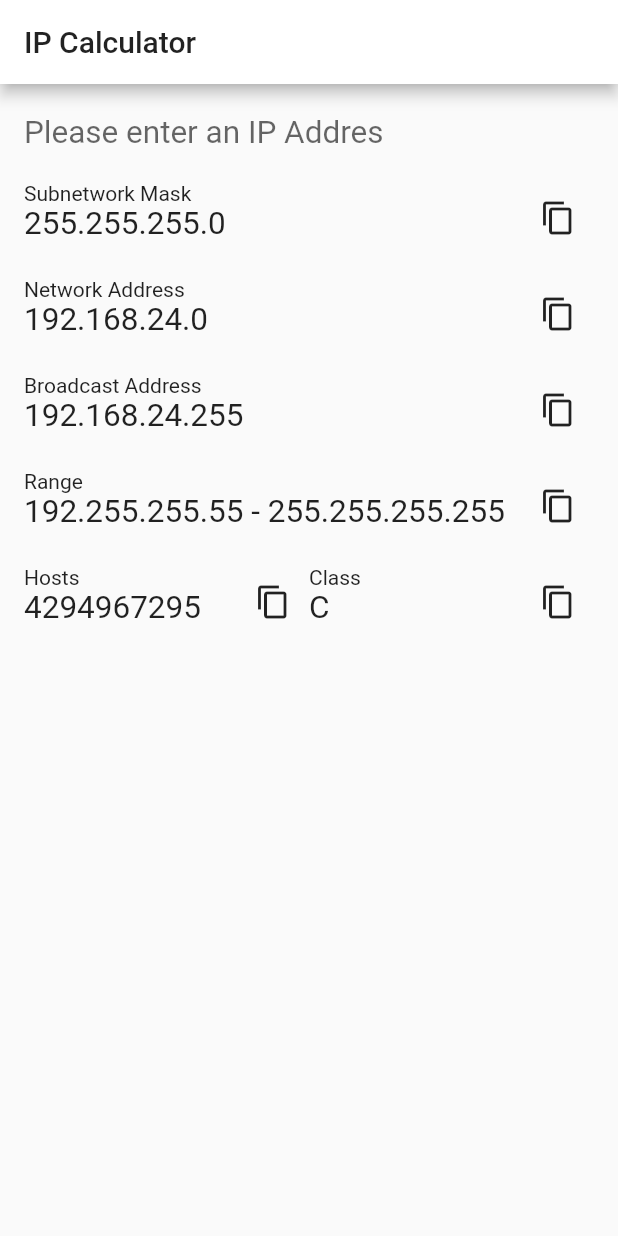
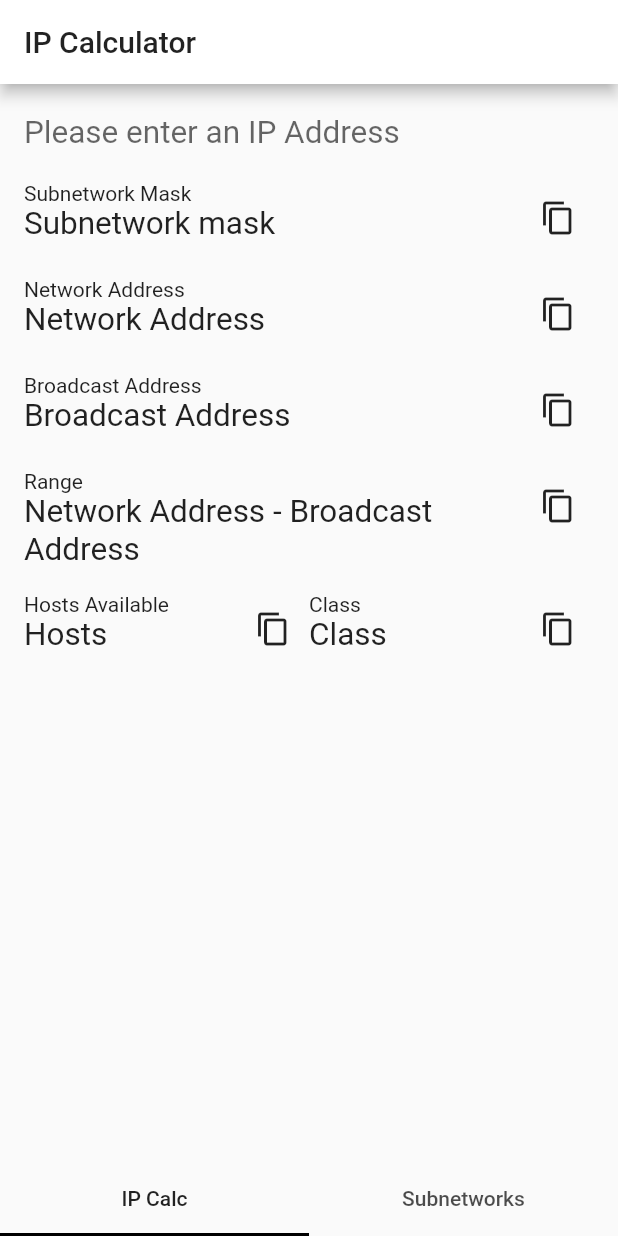
Before and after one commit to mhnowak/ipcalc, a Flutter app: the screen it shows after launch, on a phone screen of 412 x 824 dp. Run offline on Flutter 3.47's test engine with Material 2 defaults, Android fonts, the phone set to English and light mode, and no system bars.

Commit message:
IP Calc fully works
added TabView and made IP Calc fully setted up and working. Also added functionallity to Copy button.
Left TODO:
- Subnetworks,
- Show snackbar after pressing copy button.

```diff
--- a/lib/ip.dart
+++ b/lib/ip.dart
@@ -5,50 +5,111 @@ class Address {
   int prefix;
   int prefixNum;
 
-  // Constructors
+  // String Constructor
   Address(String addressStr) {
     List<String> splitted = addressStr.split('.');
     List<String> splitted2 = splitted[3].split('/');
     address = int.parse(splitted[0]) * 256 * 256 * 256 + int.parse(splitted[1]) * 256 * 256 + int.parse(splitted[2]) * 256 + int.parse(splitted2[0]);
-    prefix = 4294967295 - pow(2, 32 - int.parse(splitted2[1])) + 1;
-    prefixNum = int.parse(splitted[2]);
+    prefix = 4294967296 - pow(2, 32 - int.parse(splitted2[1]));
+    prefixNum = int.parse(splitted2[1]);
   }
 
-  // Adds n to address
-  void AddToAddress(int n) {
-    address += n;
+  // Address (number) and prefix (number) constructor
+  Address.num(int add, int pre, int preNum) {
+    address = add;
+    prefix = pre;
+    prefixNum = preNum;
   }
 
-  String ToString() {
+  String toString() {
     return _toString(address);
+  }
+
+  String getPrefix() {
+    return _toString(prefix);
   }
 
   String _toString(int addressNum) {
 
-    String address = "";
+    String addressStr = "";
 
     for(int i = 0; i < 3; i++) {
-      address = "." + (addressNum % 256).toString() + address;
+      addressStr = "." + (addressNum % 256).toString() + addressStr;
       addressNum ~/= 256;
     }
-    address = (addressNum % 256).toString() + address;
+    addressStr = (addressNum % 256).toString() + addressStr;
 
-    return address;
+    return addressStr;
+  }
+}
+
+class AddressOperations {
+
+  // Produces network address from given address
+  Address network(Address address) => Address.num(address.address & address.prefix, address.prefix, address.prefixNum);
+
+  // Produces broadcast address from given network address
+  Address broadcast(Address network) => Address.num(network.address | 4294967295 - network.prefix, network.prefix, network.prefixNum);
+
+  // Class
+  String ipClass(Address ip) {
+    if(ip.address >= 4026531840)
+      return "E";
+
+    if(ip.address >= 3758096384)
+      return "D";
+
+    if(ip.address >= 3221225472)
+      return "C";
+
+    if(ip.address >= 2147483648)
+      return "B";
+
+    return "A";
   }
 
-  int _network() {
-    return address & prefix;
-  }
+  bool canCreate(String address) {
+    List<String> splitted = address.split('.');
 
-  int _broadcast() {
-    return _network() | 4294967295 - prefix;
-  }
+    // Check how length
+    if(splitted.length != 4)
+      return false;
 
-  String GetNetwork() {
-    return _toString(_network());
-  }
+    // Get Prefix
+    List<String> splitH = splitted[3].split('/');
+    splitted[3] = splitH[0];
 
-  String GetBroadcast() {
-    return _toString(_broadcast());
+    // If we have more than one '/' in address
+    if(splitH.length != 2)
+      return false;
+
+    // try parsing prefix
+    int pref;
+    try {
+      pref = int.parse(splitH[1]);
+    } on FormatException {
+      pref = -1;
+    }
+
+    // if prefix is not valid
+    if(pref > 32 || pref < 0)
+      return false;
+
+    for(int i = 0; i < 4; i++) {
+      // try parsing octet
+      int parsed;
+      try {
+        parsed = int.parse(splitted[i]);
+      } on FormatException {
+        parsed = -1;
+      }
+
+      // if octet is not valid
+      if(parsed < 0 || parsed > 255)
+        return false;
+    }
+
+    // passes every test
+    return true;
   }
 }
--- a/lib/items.dart
+++ b/lib/items.dart
@@ -1,8 +1,162 @@
 import 'package:flutter/material.dart';
+import 'package:flutter/services.dart';
+import 'ip.dart';
 
-class Items{
+class SomePage extends StatefulWidget {
+  @override
+  _SomePageState createState() => _SomePageState();
+}
 
-  // private helpers
+class _SomePageState extends State<SomePage>{
+  // Class instances
+  Items _item = new Items();
+  AddressOperations _operations = new AddressOperations();
+
+  // Addresses
+  Address _ip;
+  Address _network = new Address("192.168.0.0/24");
+  Address _broadcast = new Address("192.168.0.255/24");
+
+  // Controllers
+  TextEditingController _ipCon = TextEditingController();
+
+  // Strings
+  String _ipStr = "IPs";
+  String _smStr = "Subnetwork mask";
+  String _networkStr = "Network Address";
+  String _broadcastStr = "Broadcast Address";
+  String _rangeStr = "Network Address - Broadcast Address";
+  String _hostsStr = "Hosts";
+  String _classStr = "Class";
+
+  // Updates everything
+  void updateEveryIP(val) {
+    setState(() {
+      // Get ip Input String
+      _ipStr = val;
+
+      // Update all Addresses
+      _ip = Address(_ipStr);
+      _network = _operations.network(_ip);
+      _broadcast = _operations.broadcast(_network);
+
+      // Update all Strings
+      _networkStr = _network.toString() + "/" + _network.prefixNum.toString();
+      _broadcastStr = _broadcast.toString() + "/" + _broadcast.prefixNum.toString();
+      _smStr = _ip.getPrefix();
+      _classStr = _operations.ipClass(_ip);
+
+      // Add 1 to network and broadcast (needed to produce range)
+      _network.address += 1;
+      _broadcast.address -= 1;
+
+      // Cast network and broadcast addresses to range string and get hosts
+      _rangeStr =  _network.toString() + " - " + _broadcast.toString();
+      _hostsStr = ((_broadcast.address + 1)- _network.address).toString();
+
+      // Minus 1 from network and broadcast addresses (undo produced range)
+      _network.address -= 1;
+      _broadcast.address += 1;
+    });
+  }
+
+  @override
+  Widget build(BuildContext context) {
+    _ipCon.addListener(() {
+      // Checks if we can convert string to an address
+      if(_operations.canCreate(_ipCon.text))
+        updateEveryIP(_ipCon.text);
+    });
+
+    return DefaultTabController(
+      length: 2,
+      child: Scaffold(
+        appBar: AppBar(
+          title: Text("IP Calculator"),
+        ),
+        bottomNavigationBar: TabBar(
+          tabs: <Widget>[
+            Tab(text: "IP Calc"),
+            Tab(text: "Subnetworks"),
+          ]
+        ),
+        body: TabBarView(
+          children: <Widget>[
+            ListView(
+              padding: EdgeInsets.all(8.0),
+              children: <Widget>[
+                _item.inputItem("IP", "Please enter an IP Address", _ipCon),
+                _item.outputItem("Subnetwork Mask", _smStr),
+                _item.outputItem("Network Address", _networkStr),
+                _item.outputItem("Broadcast Address", _broadcastStr),
+                _item.outputItem("Range", _rangeStr),
+                _item.doubleOutputItem("Hosts Available", _hostsStr, "Class", _classStr),
+  //          _item.outputItem("Checker", _ipStr),
+  //          Text('$_ipStr'),
+              ],
+            ),
+            ListView(
+              padding: EdgeInsets.all(8.0),
+              children: <Widget>[
+                _item.inputItem("IP", "Please enter an IP Address", _ipCon),
+                _item.inputItem("", "Number of subnetworks", _ipCon),
+              ],
+            ),
+          ],
+        ),
+      ),
+    );
+  }
+}
+
+class Items {
+
+  Container inputItem(String name, String hintText,TextEditingController con) { // Function onUpdateFunc,
+    return new Container(
+        padding: EdgeInsets.only(left: 8.0, right: 8.0),
+        child: TextField(
+          style: TextStyle(
+            fontSize: 21,
+          ),
+          controller: con,
+          //onChanged: (val) => onUpdateFunc(val),
+          decoration: InputDecoration(
+            border: InputBorder.none,
+            hintText: hintText,
+            suffixText: name,
+          ),
+        )
+    );
+  }
+
+  Container outputItem(String name, String output) {
+    return new Container(
+      padding: EdgeInsets.all(8.0),
+      child: Row(
+        crossAxisAlignment: CrossAxisAlignment.start,
+        children: <Widget>[
+          _outputBox(name, output),
+          _copyButton(output),
+        ],
+      ),
+    );
+  }
+
+  Container doubleOutputItem(String name1, String output1, String name2, String output2) {
+    return new Container(
+      padding: EdgeInsets.all(8.0),
+      child: Row(
+        crossAxisAlignment: CrossAxisAlignment.start,
+        mainAxisAlignment: MainAxisAlignment.spaceEvenly,
+        children: <Widget>[
+          _outputBox(name1, output1),
+          _copyButton(output1),
+          _outputBox(name2, output2),
+          _copyButton(output2),
+        ],
+      ),
+    );
+  }
 
   Expanded _outputBox(String name, String output) {
     return new Expanded(
@@ -10,13 +164,13 @@ class Items{
         crossAxisAlignment: CrossAxisAlignment.start,
         children: <Widget>[
           Text(
-            name,
-            style: TextStyle(
-              fontSize: 14,
-            )
+              '$name',
+              style: TextStyle(
+                fontSize: 14,
+              )
           ),
           Text(
-            output,
+            '$output',
             style: TextStyle(
               fontSize: 21,
             ),
@@ -26,60 +180,20 @@ class Items{
     );
   }
 
-  Container _copyButton() {
+  Container _copyButton(String copyContent) {
     return new Container(
       child: IconButton(
-        onPressed: () {},
+        onPressed: () => _copy(copyContent),
         icon: Icon(
           Icons.content_copy,
         ),
       ),
     );
-  }
-  // public widgets
+  } // public widgets
 
-  Container outputItem(String name, String output) {
-    return new Container(
-      padding: EdgeInsets.all(8.0),
-      child: Row(
-        crossAxisAlignment: CrossAxisAlignment.start,
-        children: <Widget>[
-          _outputBox(name, output),
-          _copyButton(),
-        ],
-      ),
-    );
-  }
-
-  Container inputItem(String name, String hintText) {
-    return new Container(
-      padding: EdgeInsets.only(left: 8.0, right: 8.0),
-      child: TextField(
-        style: TextStyle(
-          fontSize: 21,
-        ),
-        decoration: InputDecoration(
-          border: InputBorder.none,
-          hintText: hintText,
-          suffixText: name,
-        ),
-      )
-    );
-  }
-
-  Container halfOutputItem(String name1, String output1, String name2, String output2) {
-    return new Container(
-      padding: EdgeInsets.all(8.0),
-      child: Row(
-        crossAxisAlignment: CrossAxisAlignment.start,
-        mainAxisAlignment: MainAxisAlignment.spaceEvenly,
-        children: <Widget>[
-          _outputBox(name1, output1),
-          _copyButton(),
-          _outputBox(name2, output2),
-          _copyButton(),
-        ],
-      ),
-    );
+  void _copy(String toCopy) {
+    Clipboard.setData(new ClipboardData(text: toCopy));
+    // ScaffoldKey.of(context).showSnackBar(SnackBar(content: Text('Copied')));
+    // TODO: Show a snackbar while copying (Inherited Widget)
   }
 }
--- a/lib/main.dart
+++ b/lib/main.dart
@@ -1,15 +1,10 @@
 import 'package:flutter/material.dart';
-
 import 'items.dart';
-import 'ip.dart';
 
 void main() => runApp(MyApp());
 
 class MyApp extends StatelessWidget {
 
-  final Items _items = new Items();
-  final Address _ip = new Address("192.168.24.38/24");
-  final kd = 3232241702 & 4294967040;
   @override
   Widget build(BuildContext context) {
     return MaterialApp(
@@ -18,24 +13,27 @@ class MyApp extends StatelessWidget {
         primaryColor: Colors.white,
         accentColor: Colors.black,
     ),
-    home: Scaffold(
-        appBar: AppBar(
-            title: Text('IP Calculator'),
-        ),
-        body: Center(
-          child: ListView(
-            padding: EdgeInsets.all(8.0),
-            children: <Widget>[
-              _items.inputItem("IP", "Please enter an IP Addres"),
-              _items.outputItem("Subnetwork Mask", "255.255.255.0"),
-              _items.outputItem("Network Address" , _ip.GetNetwork()),
-              _items.outputItem("Broadcast Address", _ip.GetBroadcast()),
-              _items.outputItem("Range", "192.255.255.55 - 255.255.255.255"),
-              _items.halfOutputItem("Hosts", "4294967295", "Class", "C")
-            ],
-          )
-        ),
-    ),
+    home: SomePage(),
     );
   }
 }
+
+
+//Scaffold(
+//appBar: AppBar(
+//title: Text('IP Calculator'),
+//),
+//body: Center(
+//child: ListView(
+//padding: EdgeInsets.all(8.0),
+//children: <Widget>[
+//_items.inputItem("IP", "Please enter an IP Addres"),
+//_items.outputItem("Subnetwork Mask", "255.255.255.0"),
+//_items.outputItem("Network Address" , _ip.GetNetwork()),
+//_items.outputItem("Broadcast Address", _ip.GetBroadcast()),
+//_items.outputItem("Range", "192.255.255.55 - 255.255.255.255"),
+//_items.halfOutputItem("Hosts", "4294967295", "Class", "C")
+//],
+//)
+//),
+//),
```
